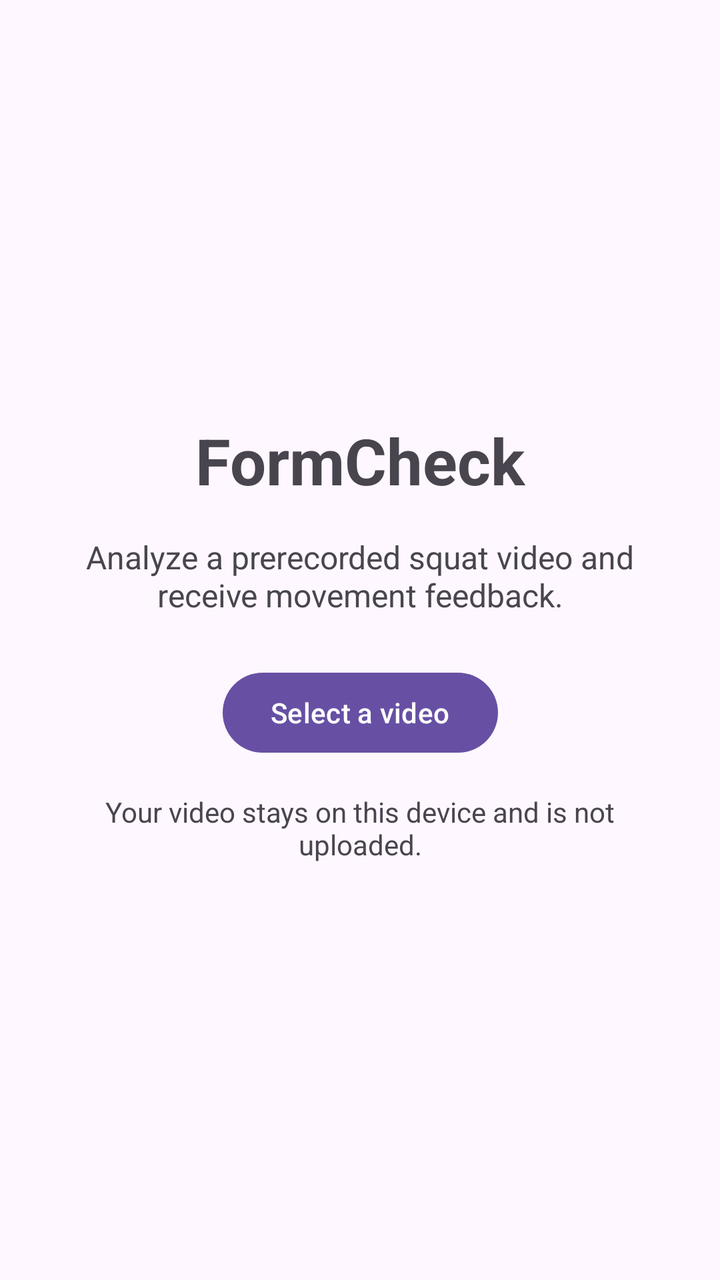
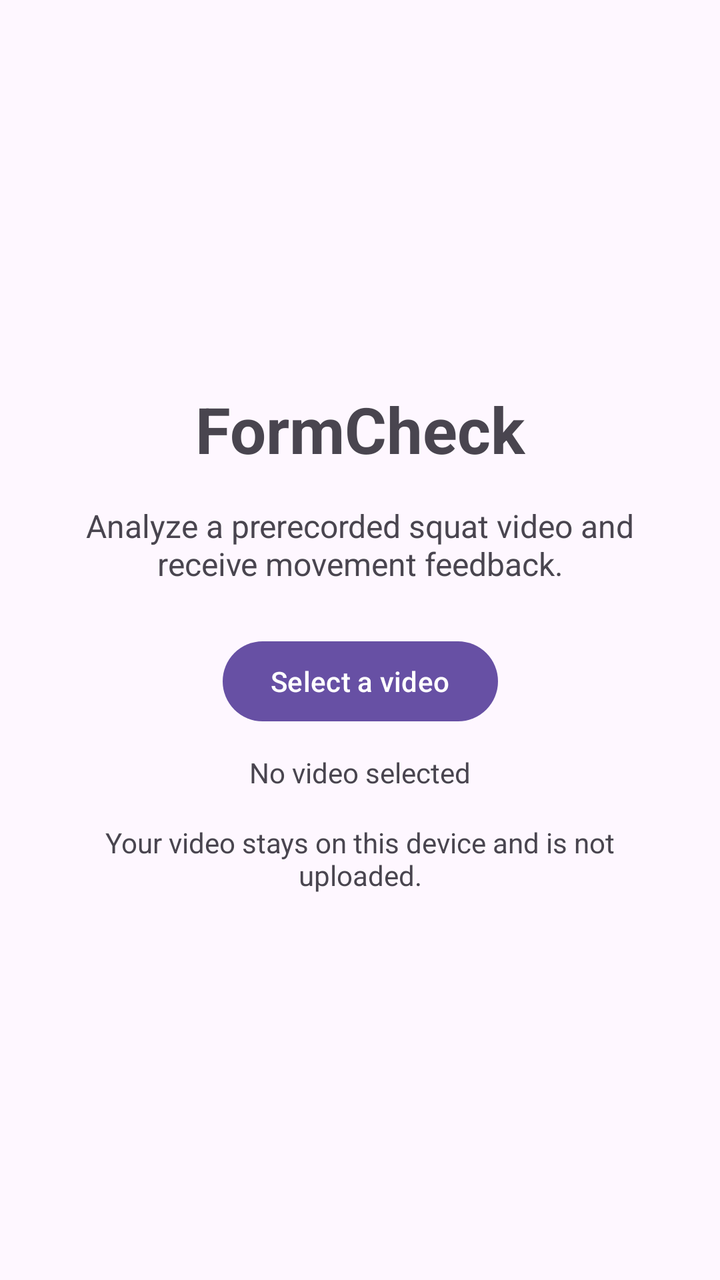

The first picture is an Android layout as it rendered before a commit; the second is the same layout after the commit. The layout source and the unified diff follow.
<!-- AndroidManifest.xml: application theme Theme.FormCheck -->
<!-- res/layout/activity_main.xml -->
<?xml version="1.0" encoding="utf-8"?>
<androidx.constraintlayout.widget.ConstraintLayout xmlns:android="http://schemas.android.com/apk/res/android"
    xmlns:app="http://schemas.android.com/apk/res-auto"
    xmlns:tools="http://schemas.android.com/tools"
    android:id="@+id/main"
    android:layout_width="match_parent"
    android:layout_height="match_parent"
    tools:context=".MainActivity">

    <TextView
        android:id="@+id/appTitle"
        android:layout_width="wrap_content"
        android:layout_height="wrap_content"
        android:text="@string/app_name"
        android:textSize="32sp"
        android:textStyle="bold"
        app:layout_constraintBottom_toTopOf="@id/videoDescriptionText"
        app:layout_constraintVertical_chainStyle="packed"
        app:layout_constraintEnd_toEndOf="parent"
        app:layout_constraintStart_toStartOf="parent"
        app:layout_constraintTop_toTopOf="parent" />

    <TextView
        android:id="@+id/videoDescriptionText"
        android:layout_width="0dp"
        android:layout_height="wrap_content"
        android:layout_marginStart="24dp"
        android:layout_marginTop="16dp"
        android:layout_marginEnd="24dp"
        android:gravity="center"
        android:text="@string/video_description"
        android:textSize="16sp"
        app:layout_constraintStart_toStartOf="parent"
        app:layout_constraintEnd_toEndOf="parent"
        app:layout_constraintTop_toBottomOf="@id/appTitle"
        app:layout_constraintBottom_toTopOf="@id/selectVideoButton" />

    <Button
        android:id="@+id/selectVideoButton"
        android:layout_width="wrap_content"
        android:layout_height="wrap_content"
        android:layout_marginTop="24dp"
        android:minHeight="48dp"
        android:text="@string/select_video"
        app:layout_constraintStart_toStartOf="parent"
        app:layout_constraintEnd_toEndOf="parent"
        app:layout_constraintTop_toBottomOf="@id/videoDescriptionText"
        app:layout_constraintBottom_toTopOf="@id/privacyText" />

    <TextView
        android:id="@+id/privacyText"
        android:layout_width="0dp"
        android:layout_height="wrap_content"
        android:layout_marginStart="24dp"
        android:layout_marginTop="16dp"
        android:layout_marginEnd="24dp"
        android:gravity="center"
        android:text="@string/privacy_message"
        android:textSize="14sp"
        app:layout_constraintStart_toStartOf="parent"
        app:layout_constraintEnd_toEndOf="parent"
        app:layout_constraintTop_toBottomOf="@id/selectVideoButton"
        app:layout_constraintBottom_toBottomOf="parent" />

</androidx.constraintlayout.widget.ConstraintLayout>
<!-- resources referenced by this layout -->
<resources>
  <string name="app_name">FormCheck</string>
  <string name="privacy_message">Your video stays on this device and is not uploaded.</string>
  <string name="select_video">Select a video</string>
  <string name="video_description">Analyze a prerecorded squat video and receive movement feedback.</string>
  <style name="Theme.FormCheck" parent="Base.Theme.FormCheck" />
  <style name="Base.Theme.FormCheck" parent="Theme.Material3.DayNight.NoActionBar">
          
          
      </style>
</resources>

<!-- the commit's change to res/layout/activity_main.xml (unified diff, before → after) -->
@@ -45,6 +45,21 @@
         app:layout_constraintStart_toStartOf="parent"
         app:layout_constraintEnd_toEndOf="parent"
         app:layout_constraintTop_toBottomOf="@id/videoDescriptionText"
+        app:layout_constraintBottom_toTopOf="@id/selectionStatusText" />
+
+    <TextView
+        android:id="@+id/selectionStatusText"
+        android:layout_width="0dp"
+        android:layout_height="wrap_content"
+        android:layout_marginStart="24dp"
+        android:layout_marginTop="12dp"
+        android:layout_marginEnd="24dp"
+        android:gravity="center"
+        android:text="@string/no_video_selected"
+        android:textSize="14sp"
+        app:layout_constraintStart_toStartOf="parent"
+        app:layout_constraintEnd_toEndOf="parent"
+        app:layout_constraintTop_toBottomOf="@id/selectVideoButton"
         app:layout_constraintBottom_toTopOf="@id/privacyText" />
 
     <TextView
@@ -59,7 +74,7 @@
         android:textSize="14sp"
         app:layout_constraintStart_toStartOf="parent"
         app:layout_constraintEnd_toEndOf="parent"
-        app:layout_constraintTop_toBottomOf="@id/selectVideoButton"
+        app:layout_constraintTop_toBottomOf="@id/selectionStatusText"
         app:layout_constraintBottom_toBottomOf="parent" />
 
 </androidx.constraintlayout.widget.ConstraintLayout>
<!-- resource entries referenced after the edit -->
@@ -1,6 +1,7 @@
 <!-- resources referenced by this layout -->
 <resources>
   <string name="app_name">FormCheck</string>
+  <string name="no_video_selected">No video selected</string>
   <string name="privacy_message">Your video stays on this device and is not uploaded.</string>
   <string name="select_video">Select a video</string>
   <string name="video_description">Analyze a prerecorded squat video and receive movement feedback.</string>
